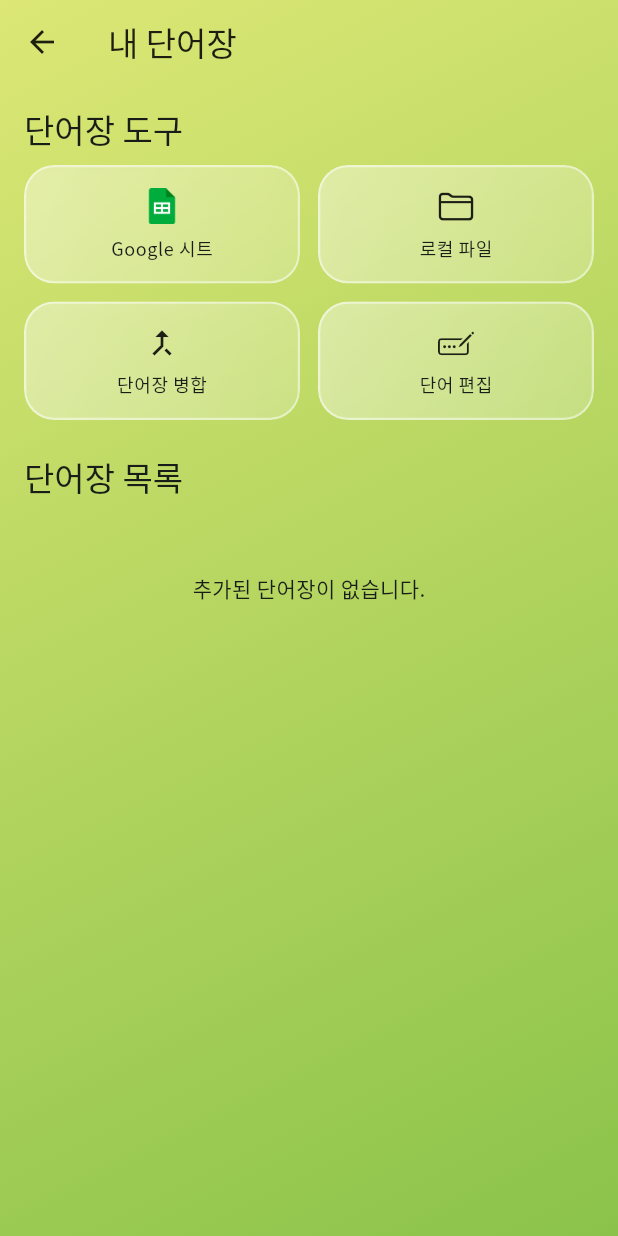
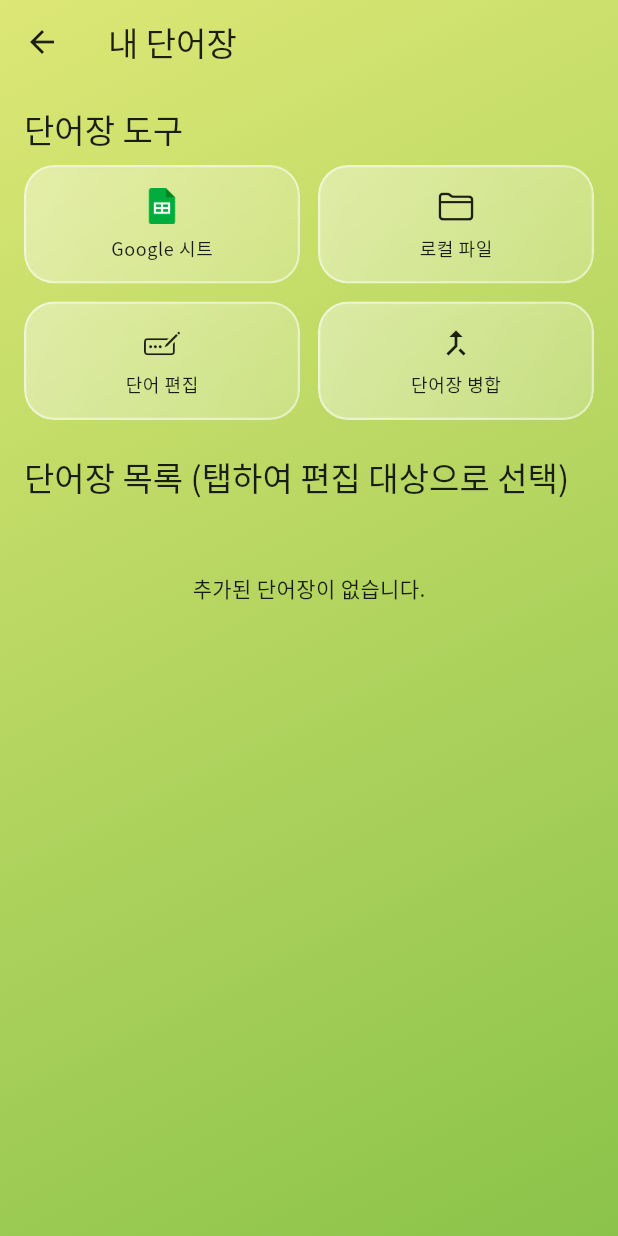
Before and after one commit to manisykh/memorize_me, a Flutter app: the screen it shows after launch, after a tap on "내 단어장", on a phone screen of 412 x 824 dp. Run offline on Flutter 3.47's test engine with Material 3 defaults, Android fonts, the light colour scheme and no system bars; our stand-ins replace csv, file_picker, fl_chart, flip_card, flutter_card_swiper, flutter_secure_storage and 10 more; missing offline and left inert: excel, extension_google_sign_in_as_googleapis_auth, googleapis; accounts and stored records are empty.

Commit message:
단어장, 플래시카드 등 일부 수정

```diff
--- a/lib/screens/wordbook_management_screen.dart
+++ b/lib/screens/wordbook_management_screen.dart
@@ -5,12 +5,41 @@ import 'package:provider/provider.dart';
 import '../models/wordbook_model.dart';
 import '../providers/wordbook_manager.dart';
 import '../widgets/glassmorphic_card.dart';
-import 'manage_words_screen.dart'; // MergeWordbooksScreen과 분리
-import 'merge_wordbooks_screen.dart'; // ManageWordsScreen과 분리
+import 'manage_words_screen.dart';
+import 'merge_wordbooks_screen.dart';
 import 'select_spreadsheet_screen.dart';
 
-class WordbookManagementScreen extends StatelessWidget {
+class WordbookManagementScreen extends StatefulWidget {
   const WordbookManagementScreen({super.key});
+
+  @override
+  State<WordbookManagementScreen> createState() => _WordbookManagementScreenState();
+}
+
+class _WordbookManagementScreenState extends State<WordbookManagementScreen> {
+  Wordbook? _selectedForEditing;
+
+  @override
+  void initState() {
+    super.initState();
+    _selectedForEditing = context.read<WordbookManager>().activeWordbook;
+  }
+
+  Widget _buildToolCard({
+    required BuildContext context,
+    required Widget icon,
+    required String label,
+    required VoidCallback onTap,
+  }) {
+    final theme = Theme.of(context);
+    return GlassmorphicCard(
+      padding: const EdgeInsets.all(14),
+      onTap: onTap,
+      child: Column(
+        children: [icon, const SizedBox(height: 8), Text(label, style: theme.textTheme.bodySmall)],
+      ),
+    );
+  }
 
   @override
   Widget build(BuildContext context) {
@@ -28,42 +57,34 @@ class WordbookManagementScreen extends StatelessWidget {
             children: [
               Text('단어장 도구', style: theme.textTheme.titleLarge),
               const SizedBox(height: 10),
+
+              // ▼▼▼ [수정] 2x2 배열로 레이아웃 변경 ▼▼▼
               Column(
                 children: [
                   Row(
                     children: [
                       Expanded(
-                        child: GlassmorphicCard(
-                          padding: const EdgeInsets.all(14),
+                        child: _buildToolCard(
+                          context: context,
+                          icon: Image.asset(
+                            'assets/icons/google_sheet_icon.png',
+                            height: 24,
+                            width: 24,
+                          ),
+                          label: 'Google 시트',
                           onTap:
                               () => Navigator.of(context).push(
                                 MaterialPageRoute(builder: (_) => const SelectSpreadsheetScreen()),
                               ),
-                          child: Column(
-                            children: [
-                              Image.asset(
-                                'assets/icons/google_sheet_icon.png',
-                                height: 24,
-                                width: 24,
-                              ),
-                              const SizedBox(height: 8),
-                              Text('Google 시트', style: theme.textTheme.bodySmall),
-                            ],
-                          ),
                         ),
                       ),
                       const SizedBox(width: 12),
                       Expanded(
-                        child: GlassmorphicCard(
-                          padding: const EdgeInsets.all(14),
+                        child: _buildToolCard(
+                          context: context,
+                          icon: const Icon(CupertinoIcons.folder_open),
+                          label: '로컬 파일',
                           onTap: () => manager.createNewWordbookFromCsv(context),
-                          child: Column(
-                            children: [
-                              const Icon(CupertinoIcons.folder_open),
-                              const SizedBox(height: 8),
-                              Text('로컬 파일', style: theme.textTheme.bodySmall),
-                            ],
-                          ),
                         ),
                       ),
                     ],
@@ -72,36 +93,35 @@ class WordbookManagementScreen extends StatelessWidget {
                   Row(
                     children: [
                       Expanded(
-                        child: GlassmorphicCard(
-                          padding: const EdgeInsets.all(14),
+                        child: _buildToolCard(
+                          context: context,
+                          icon: const Icon(CupertinoIcons.pencil_ellipsis_rectangle),
+                          label: '단어 편집',
+                          onTap: () {
+                            if (_selectedForEditing != null) {
+                              Navigator.of(context).push(
+                                MaterialPageRoute(
+                                  builder: (_) => ManageWordsScreen(wordbook: _selectedForEditing!),
+                                ),
+                              );
+                            } else {
+                              ScaffoldMessenger.of(context).showSnackBar(
+                                const SnackBar(content: Text('편집할 단어장을 목록에서 선택해주세요.')),
+                              );
+                            }
+                          },
+                        ),
+                      ),
+                      const SizedBox(width: 12),
+                      Expanded(
+                        child: _buildToolCard(
+                          context: context,
+                          icon: const Icon(Icons.merge_type),
+                          label: '단어장 병합',
                           onTap:
                               () => Navigator.of(context).push(
                                 MaterialPageRoute(builder: (_) => const MergeWordbooksScreen()),
                               ),
-                          child: Column(
-                            children: [
-                              const Icon(Icons.merge_type),
-                              const SizedBox(height: 8),
-                              Text('단어장 병합', style: theme.textTheme.bodySmall),
-                            ],
-                          ),
-                        ),
-                      ),
-                      const SizedBox(width: 12),
-                      Expanded(
-                        child: GlassmorphicCard(
-                          padding: const EdgeInsets.all(14),
-                          onTap:
-                              () => Navigator.of(
-                                context,
-                              ).push(MaterialPageRoute(builder: (_) => const ManageWordsScreen())),
-                          child: Column(
-                            children: [
-                              const Icon(CupertinoIcons.pencil_ellipsis_rectangle),
-                              const SizedBox(height: 8),
-                              Text('단어 편집', style: theme.textTheme.bodySmall),
-                            ],
-                          ),
                         ),
                       ),
                     ],
@@ -109,7 +129,7 @@ class WordbookManagementScreen extends StatelessWidget {
                 ],
               ),
               const SizedBox(height: 24),
-              Text('단어장 목록', style: theme.textTheme.titleLarge),
+              Text('단어장 목록 (탭하여 편집 대상으로 선택)', style: theme.textTheme.titleLarge),
               const SizedBox(height: 10),
               if (manager.wordbooks.isEmpty)
                 const Padding(
@@ -123,12 +143,16 @@ class WordbookManagementScreen extends StatelessWidget {
                   itemCount: manager.wordbooks.length,
                   itemBuilder: (context, index) {
                     final wordbook = manager.wordbooks[index];
-                    final isActive = manager.activeWordbook?.id == wordbook.id;
+                    final isSelectedForEditing = _selectedForEditing?.id == wordbook.id;
                     return Padding(
                       padding: const EdgeInsets.symmetric(vertical: 4.0),
                       child: GlassmorphicCard(
-                        isActive: isActive,
-                        onTap: () => manager.setActiveWordbook(wordbook),
+                        isActive: isSelectedForEditing,
+                        onTap: () {
+                          setState(() {
+                            _selectedForEditing = wordbook;
+                          });
+                        },
                         padding: const EdgeInsets.only(left: 16, right: 8),
                         child: ListTile(
                           contentPadding: EdgeInsets.zero,
@@ -136,7 +160,8 @@ class WordbookManagementScreen extends StatelessWidget {
                           title: Text(
                             wordbook.name,
                             style: theme.textTheme.bodyLarge?.copyWith(
-                              fontWeight: isActive ? FontWeight.bold : FontWeight.normal,
+                              fontWeight:
+                                  isSelectedForEditing ? FontWeight.bold : FontWeight.normal,
                             ),
                           ),
                           trailing: IconButton(
```
Also changed, not shown: lib/providers/wordbook_manager.dart (+17 -13 lines), lib/screens/add_edit_word_screen.dart (+27 -7 lines), lib/screens/ai_quiz_setup_screen.dart (+43 -34 lines), lib/screens/flashcard_screen.dart (+15 -18 lines), lib/screens/manage_words_screen.dart (+78 -46 lines), lib/screens/quiz_screen.dart (+8 -2 lines), lib/screens/select_sheet_screen.dart (+30 -22 lines).
